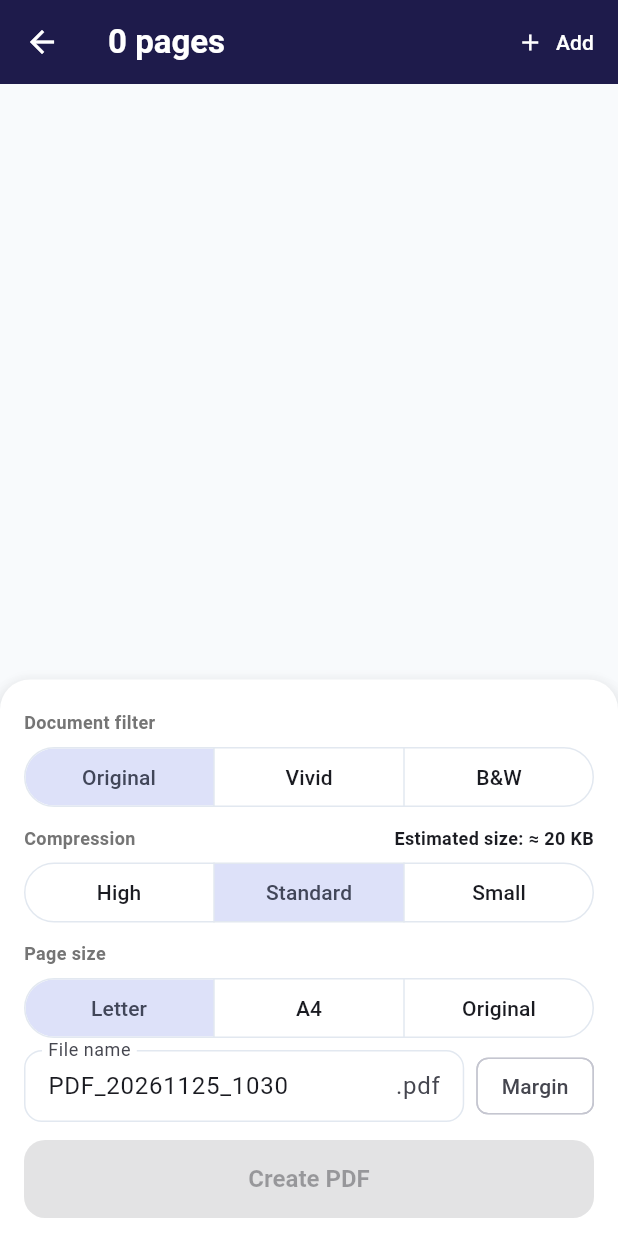
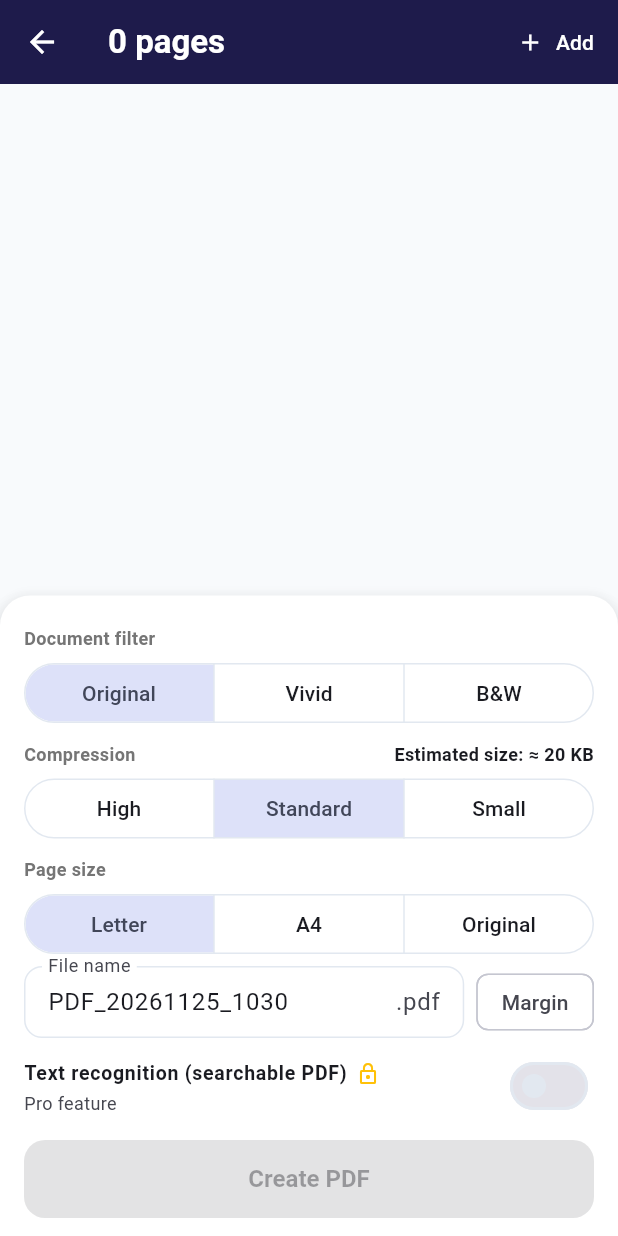
Before and after one commit to leehj825/Quick-PDF, a Flutter app: the EditorScreen screen opened directly with empty values, on a phone screen of 412 x 824 dp. Run offline on Flutter 3.47's test engine with Material 3 defaults, Android fonts, the phone set to English and light mode, and no system bars; drawn by our look-alikes of reorderable_grid_view; our stand-ins replace google_mobile_ads, image_cropper, image_picker, in_app_purchase, in_app_review, material_ui and 4 more; missing offline and left inert: google_mlkit_document_scanner, google_mlkit_text_recognition; accounts and stored records are empty; network calls fail.

Commit message:
Add Pro text recognition: searchable PDF with invisible OCR text layer (English)
On-device ML Kit Latin OCR; text is added as an invisible layer over the page
image using the built-in Helvetica font, stretched to each detected line box.
Gated behind Pro. Tested with pdftotext bbox positions.

Co-Authored-By: Claude Sonnet 5.5 <noreply@anthropic.com>
Claude-Session: https://claude.ai/code/session_014nkhRZZGxqWgfHUtav2cWc

```diff
--- a/lib/l10n.dart
+++ b/lib/l10n.dart
@@ -15,9 +15,10 @@ const _s = <String, Map<String, String>>{
     'error': '변환 중 오류가 발생했어요.', 'delete': '삭제', 'confirmDel': '이 PDF를 삭제할까요?', 'cancel': '취소',
     'brightness': '밝기', 'contrast': '대비', 'rotate': '90° 회전', 'crop': '자르기', 'reset': '초기화', 'apply': '적용',
     'pro': 'Pro', 'proTitle': 'Pro 업그레이드', 'proDesc': '한 번 결제로 평생 사용 (구독 없음)',
-    'proF1': '하단 배너 광고 영구 제거', 'proF2': '한 번에 20장 이상 대용량 변환', 'proF3': '개별 밝기·대비 보정 저장 및 커스텀 여백',
+    'proF1': '하단 배너 광고 영구 제거', 'proF2': '한 번에 20장 이상 대용량 변환', 'proF3': '텍스트 인식(OCR)으로 검색·복사 가능한 PDF (영어)',
     'buy': '구매하기', 'restore': '구매 복원', 'proActive': 'Pro 사용 중입니다. 감사합니다!', 'proUnavailable': '결제를 사용할 수 없어요.',
     'cropTitle': '자르기', 'noScan': '스캔을 완료하지 못했어요.',
+    'ocr': '텍스트 인식 (검색 가능한 PDF)', 'ocrSub': '영어 · 글자 검색·복사 가능. 변환이 조금 느려져요', 'proOnly': 'Pro 기능이에요',
   },
   'en': {
     'title': 'Photos → PDF', 'emptyTitle': 'Pick photos or scan documents and bundle them into a PDF in 1 second.',
@@ -31,9 +32,10 @@ const _s = <String, Map<String, String>>{
     'error': 'Conversion failed.', 'delete': 'Delete', 'confirmDel': 'Delete this PDF?', 'cancel': 'Cancel',
     'brightness': 'Brightness', 'contrast': 'Contrast', 'rotate': 'Rotate 90°', 'crop': 'Crop', 'reset': 'Reset', 'apply': 'Apply',
     'pro': 'Pro', 'proTitle': 'Upgrade to Pro', 'proDesc': 'One-time purchase, yours forever (no subscription)',
-    'proF1': 'Remove banner ads forever', 'proF2': 'Convert more than 20 pages at once', 'proF3': 'Save per-page adjustments & custom margins',
+    'proF1': 'Remove banner ads forever', 'proF2': 'Convert more than 20 pages at once', 'proF3': 'Text recognition (OCR) for searchable, copyable PDFs (English)',
     'buy': 'Buy', 'restore': 'Restore purchase', 'proActive': 'Pro is active. Thank you!', 'proUnavailable': 'Purchases are unavailable.',
     'cropTitle': 'Crop', 'noScan': 'Scan was not completed.',
+    'ocr': 'Text recognition (searchable PDF)', 'ocrSub': 'English only · search & copy text. Conversion is a bit slower', 'proOnly': 'Pro feature',
   },
   'ja': {
     'title': '写真 → PDF', 'emptyTitle': '写真を選ぶか書類をスキャンして、1秒でPDFにまとめましょう。',
@@ -47,9 +49,10 @@ const _s = <String, Map<String, String>>{
     'error': '変換中にエラーが発生しました。', 'delete': '削除', 'confirmDel': 'このPDFを削除しますか?', 'cancel': 'キャンセル',
     'brightness': '明るさ', 'contrast': 'コントラスト', 'rotate': '90°回転', 'crop': 'トリミング', 'reset': 'リセット', 'apply': '適用',
     'pro': 'Pro', 'proTitle': 'Proにアップグレード', 'proDesc': '買い切り・サブスクなし',
-    'proF1': 'バナー広告を完全に削除', 'proF2': '20枚以上を一括変換', 'proF3': 'ページ別補正の保存とカスタム余白',
+    'proF1': 'バナー広告を完全に削除', 'proF2': '20枚以上を一括変換', 'proF3': '文字認識(OCR)で検索・コピーできるPDF (英語)',
     'buy': '購入', 'restore': '購入を復元', 'proActive': 'Proをご利用中です。ありがとうございます!', 'proUnavailable': '課金を利用できません。',
     'cropTitle': 'トリミング', 'noScan': 'スキャンが完了しませんでした。',
+    'ocr': '文字認識 (検索可能なPDF)', 'ocrSub': '英語のみ・文字の検索とコピーが可能。変換が少し遅くなります', 'proOnly': 'Pro機能です',
   },
   'es': {
     'title': 'Fotos → PDF', 'emptyTitle': 'Elige fotos o escanea documentos y únelos en un PDF en 1 segundo.',
@@ -63,9 +66,10 @@ const _s = <String, Map<String, String>>{
     'error': 'Error al convertir.', 'delete': 'Eliminar', 'confirmDel': '¿Eliminar este PDF?', 'cancel': 'Cancelar',
     'brightness': 'Brillo', 'contrast': 'Contraste', 'rotate': 'Girar 90°', 'crop': 'Recortar', 'reset': 'Restablecer', 'apply': 'Aplicar',
     'pro': 'Pro', 'proTitle': 'Mejorar a Pro', 'proDesc': 'Pago único, para siempre (sin suscripción)',
-    'proF1': 'Quitar los anuncios de banner', 'proF2': 'Convertir más de 20 páginas a la vez', 'proF3': 'Guardar ajustes por página y márgenes personalizados',
+    'proF1': 'Quitar los anuncios de banner', 'proF2': 'Convertir más de 20 páginas a la vez', 'proF3': 'Reconocimiento de texto (OCR) para PDF con búsqueda y copia (inglés)',
     'buy': 'Comprar', 'restore': 'Restaurar compra', 'proActive': 'Pro activo. ¡Gracias!', 'proUnavailable': 'Las compras no están disponibles.',
     'cropTitle': 'Recortar', 'noScan': 'El escaneo no se completó.',
+    'ocr': 'Reconocimiento de texto (PDF con búsqueda)', 'ocrSub': 'Solo inglés · buscar y copiar texto. La conversión es algo más lenta', 'proOnly': 'Función Pro',
   },
 };
 
--- a/lib/models.dart
+++ b/lib/models.dart
@@ -44,11 +44,22 @@ class PdfOptions {
     this.filter = DocFilter.original,
     this.pageSize = PageSizeMode.letter, // default: Letter
     this.margin = false,
+    this.ocr = false,
   });
   final Quality quality;
   final DocFilter filter;
   final PageSizeMode pageSize;
   final bool margin;
+
+  /// Add an invisible text layer (searchable PDF). Pro, English only.
+  final bool ocr;
+}
+
+/// One recognized line of text, in pixel coordinates of the page image.
+class OcrLine {
+  const OcrLine(this.text, this.left, this.top, this.width, this.height);
+  final String text;
+  final double left, top, width, height;
 }
 
 class HistoryEntry {
--- a/lib/screens/editor_screen.dart
+++ b/lib/screens/editor_screen.dart
@@ -10,9 +10,11 @@ import '../l10n.dart';
 import '../models.dart';
 import '../services/filters.dart';
 import '../services/history_service.dart';
+import '../services/ocr_service.dart';
 import '../services/pdf_service.dart';
 import '../services/pro_service.dart';
 import 'page_editor_screen.dart';
+import 'pro_sheet.dart';
 import 'result_screen.dart';
 
 class EditorScreen extends StatefulWidget {
@@ -30,6 +32,7 @@ class _EditorScreenState extends State<EditorScreen> {
   DocFilter _filter = DocFilter.original;
   PageSizeMode _size = PageSizeMode.letter; // default: Letter
   bool _margin = false;
+  bool _ocr = false; // Pro: searchable PDF (English)
   ({int done, int total})? _progress;
 
   int get _limit => ProService.instance.isPro.value ? 1 << 30 : ProService.freePageLimit;
@@ -101,6 +104,8 @@ class _EditorScreenState extends State<EditorScreen> {
     final s = S.of(context);
     final nav = Navigator.of(context);
     final messenger = ScaffoldMessenger.of(context);
+    final useOcr = _ocr && ProService.instance.isPro.value;
+    final ocr = useOcr ? OcrService() : null;
     try {
       setState(() => _progress = (done: 0, total: _pages.length));
       final dir = await HistoryService.pdfDir();
@@ -109,8 +114,9 @@ class _EditorScreenState extends State<EditorScreen> {
       final path = '${dir.path}/$id.pdf';
       final size = await PdfService.build(
         pages: _pages,
-        options: PdfOptions(quality: _quality, filter: _filter, pageSize: _size, margin: _margin),
+        options: PdfOptions(quality: _quality, filter: _filter, pageSize: _size, margin: _margin, ocr: useOcr),
         outPath: path,
+        recognize: ocr?.recognize,
         onProgress: (d, t) => mounted ? setState(() => _progress = (done: d, total: t)) : null,
       );
       final entry = HistoryEntry(
@@ -121,6 +127,8 @@ class _EditorScreenState extends State<EditorScreen> {
     } catch (_) {
       messenger.showSnackBar(SnackBar(content: Text(s('error'))));
       if (mounted) setState(() => _progress = null);
+    } finally {
+      await ocr?.close();
     }
   }
 
@@ -274,7 +282,29 @@ class _EditorScreenState extends State<EditorScreen> {
           onSelected: busy ? null : (v) => setState(() => _margin = v),
         ),
       ]),
-      const SizedBox(height: 12),
+      ValueListenableBuilder<bool>(
+        valueListenable: ProService.instance.isPro,
+        builder: (ctx, pro, _) => SwitchListTile(
+          contentPadding: EdgeInsets.zero,
+          dense: true,
+          title: Row(children: [
+            Flexible(child: Text(s('ocr'), style: const TextStyle(fontWeight: FontWeight.w600))),
+            if (!pro) const Padding(padding: EdgeInsets.only(left: 6), child: Icon(Icons.lock_outline, size: 16, color: Colors.amber)),
+          ]),
+          subtitle: Text(pro ? s('ocrSub') : s('proOnly'), style: const TextStyle(fontSize: 12)),
+          value: pro && _ocr,
+          onChanged: busy
+              ? null
+              : (v) {
+                  if (!pro) {
+                    showProSheet(ctx);
+                  } else {
+                    setState(() => _ocr = v);
+                  }
+                },
+        ),
+      ),
+      const SizedBox(height: 4),
       FilledButton(
         onPressed: busy || _pages.isEmpty ? null : _make,
         child: Text(busy ? s('progress', {'a': _progress!.done, 'b': _progress!.total}) : s('make')),
--- a/lib/screens/pro_sheet.dart
+++ b/lib/screens/pro_sheet.dart
@@ -41,6 +41,7 @@ class _ProSheet extends StatelessWidget {
             const SizedBox(height: 12),
             row('proF1'),
             row('proF2'),
+            row('proF3'),
             const SizedBox(height: 16),
             if (pro)
               Text(s('proActive'), style: const TextStyle(fontWeight: FontWeight.w600))
--- /dev/null
+++ b/lib/services/ocr_service.dart
@@ -0,0 +1,31 @@
+import 'dart:io';
+import 'dart:typed_data';
+
+import 'package:google_mlkit_text_recognition/google_mlkit_text_recognition.dart';
+import 'package:path_provider/path_provider.dart';
+
+import '../models.dart';
+
+/// On-device English (Latin script) OCR via ML Kit. Nothing leaves the device.
+class OcrService {
+  OcrService() : _recognizer = TextRecognizer(script: TextRecognitionScript.latin);
+  final TextRecognizer _recognizer;
+
+  Future<List<OcrLine>> recognize(Uint8List jpeg) async {
+    final dir = await getTemporaryDirectory();
+    final f = File('${dir.path}/ocr_${DateTime.now().microsecondsSinceEpoch}.jpg');
+    await f.writeAsBytes(jpeg, flush: true);
+    try {
+      final result = await _recognizer.processImage(InputImage.fromFilePath(f.path));
+      return [
+        for (final b in result.blocks)
+          for (final l in b.lines)
+            OcrLine(l.text, l.boundingBox.left, l.boundingBox.top, l.boundingBox.width, l.boundingBox.height),
+      ];
+    } finally {
+      f.deleteSync(); // temp cache cleanup right after use
+    }
+  }
+
+  Future<void> close() => _recognizer.close();
+}
--- a/pubspec.yaml
+++ b/pubspec.yaml
@@ -48,6 +48,7 @@ dependencies:
   shared_preferences: ^2.5.6
   intl: ^0.20.3
   material_ui: ^1.11.1
+  google_mlkit_text_recognition: ^1.0.3
 
 dev_dependencies:
   flutter_test:
```
Also changed, not shown: lib/services/pdf_service.dart (+51 -2 lines), pubspec.lock, 2 other files.
